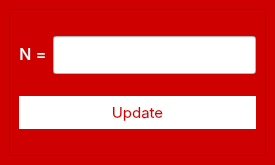
KevinHutagaol/control-center-2026, file pages/Modul7/UI/PreGain.ui: the form before one commit.
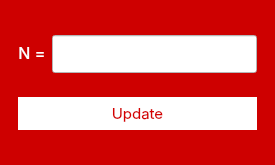
The form after the commit.

Commit message: Cleaned up old ui: Removed unused ui files (Admin.ui), removed nilai page from main window,  changed frames in ui files to no frame, fixed main window image button hover effect

Diff of the .ui file:
```diff
--- a/pages/Modul7/UI/PreGain.ui
+++ b/pages/Modul7/UI/PreGain.ui
@@ -21,7 +21,7 @@
     <item>
      <widget class="QFrame" name="frame">
       <property name="frameShape">
-       <enum>QFrame::StyledPanel</enum>
+       <enum>QFrame::NoFrame</enum>
       </property>
       <property name="frameShadow">
        <enum>QFrame::Raised</enum>
```
The commit also changes 68 other files.
